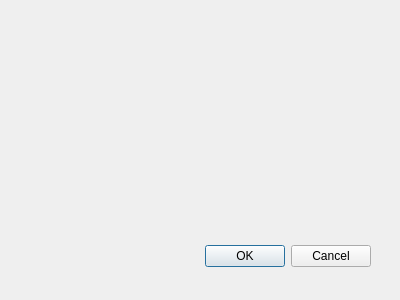
First picture: the form in dialogs/preferencesdialog.ui, repository olive-editor/olive, before the edit.
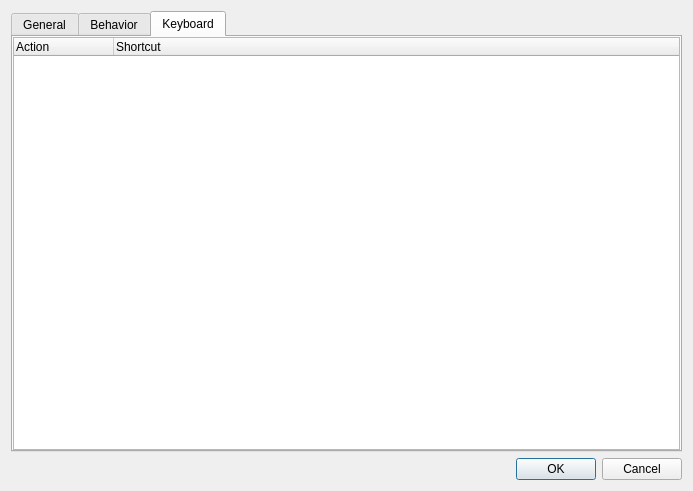
Second picture: the form after the edit.

Commit message: customizable keyboard shortcuts

Patch:
```diff
--- a/dialogs/preferencesdialog.ui
+++ b/dialogs/preferencesdialog.ui
@@ -8,29 +8,75 @@
    <rect>
     <x>0</x>
     <y>0</y>
-    <width>400</width>
-    <height>300</height>
+    <width>693</width>
+    <height>491</height>
    </rect>
   </property>
   <property name="windowTitle">
    <string>Dialog</string>
   </property>
-  <widget class="QDialogButtonBox" name="buttonBox">
-   <property name="geometry">
-    <rect>
-     <x>30</x>
-     <y>240</y>
-     <width>341</width>
-     <height>32</height>
-    </rect>
-   </property>
-   <property name="orientation">
-    <enum>Qt::Horizontal</enum>
-   </property>
-   <property name="standardButtons">
-    <set>QDialogButtonBox::Cancel|QDialogButtonBox::Ok</set>
-   </property>
-  </widget>
+  <layout class="QVBoxLayout" name="verticalLayout">
+   <item>
+    <widget class="QTabWidget" name="tabWidget">
+     <property name="currentIndex">
+      <number>2</number>
+     </property>
+     <widget class="QWidget" name="tab">
+      <attribute name="title">
+       <string>General</string>
+      </attribute>
+     </widget>
+     <widget class="QWidget" name="tab_2">
+      <attribute name="title">
+       <string>Behavior</string>
+      </attribute>
+     </widget>
+     <widget class="QWidget" name="tab_3">
+      <attribute name="title">
+       <string>Keyboard</string>
+      </attribute>
+      <layout class="QHBoxLayout" name="horizontalLayout">
+       <property name="leftMargin">
+        <number>0</number>
+       </property>
+       <property name="topMargin">
+        <number>0</number>
+       </property>
+       <property name="rightMargin">
+        <number>0</number>
+       </property>
+       <property name="bottomMargin">
+        <number>0</number>
+       </property>
+       <item>
+        <widget class="QTreeWidget" name="treeWidget">
+         <column>
+          <property name="text">
+           <string notr="true">Action</string>
+          </property>
+         </column>
+         <column>
+          <property name="text">
+           <string>Shortcut</string>
+          </property>
+         </column>
+        </widget>
+       </item>
+      </layout>
+     </widget>
+    </widget>
+   </item>
+   <item>
+    <widget class="QDialogButtonBox" name="buttonBox">
+     <property name="orientation">
+      <enum>Qt::Horizontal</enum>
+     </property>
+     <property name="standardButtons">
+      <set>QDialogButtonBox::Cancel|QDialogButtonBox::Ok</set>
+     </property>
+    </widget>
+   </item>
+  </layout>
  </widget>
  <pixmapfunction/>
  <resources/>
```
Left out of the diff: 5 changed lines with no effect on the pictures. The commit also changes 3 other files.
